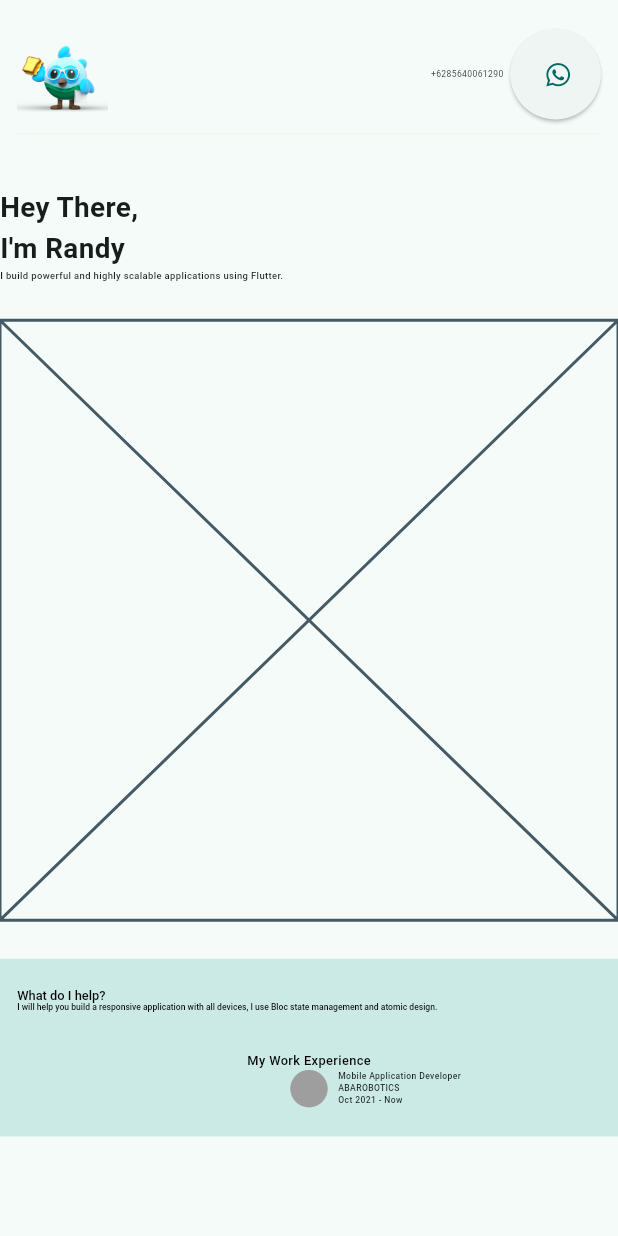
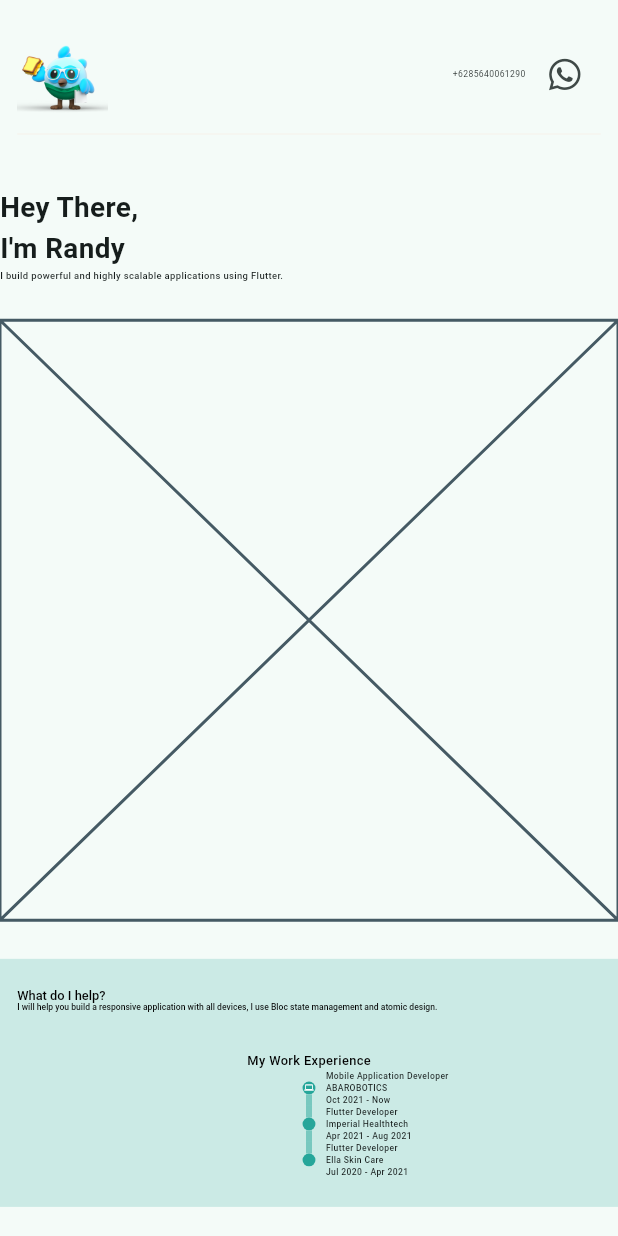
Before and after one commit to randytia29/randy_portofolio, a Flutter app: the screen it shows after launch, on a phone screen of 412 x 824 dp. Run offline on Flutter 3.47's test engine with Material 2 defaults, Android fonts, the phone set to English and light mode, and no system bars; drawn by our look-alikes of timeline_tile; our stand-ins replace flutter_screenutil, font_awesome_flutter, go_router, responsive_builder.

Commit message:
complete experience

```diff
--- a/lib/pages/mobile/pwa_home_page.dart
+++ b/lib/pages/mobile/pwa_home_page.dart
@@ -3,12 +3,12 @@ import 'package:flutter_screenutil/flutter_screenutil.dart';
 import 'package:randy_portofolio/theme_manager/space_manager.dart';
 import 'package:randy_portofolio/widgets/short_desc.dart';
 import 'package:responsive_builder/responsive_builder.dart';
-import 'package:timeline_tile/timeline_tile.dart';
 
 import '../../theme_manager/color_manager.dart';
 import '../../widgets/description.dart';
 import '../../widgets/greetings.dart';
 import '../../widgets/header.dart';
+import '../../widgets/timeline_works_exp.dart';
 import '../../widgets/web_body.dart';
 
 class PwaHomePage extends StatelessWidget {
@@ -39,13 +39,12 @@ class PwaHomePage extends StatelessWidget {
                         // PhotoMe(
                         //   heightPhoto: 450.h,
                         // ),
-                        const Placeholder(),
+                        const Placeholder(), 32.h.spaceY
                       ],
                     );
                   }
                 },
               ),
-              32.h.spaceY,
               Container(
                 color: ColorManager.primary.withOpacity(0.2),
                 width: double.maxFinite,
@@ -65,65 +64,22 @@ class PwaHomePage extends StatelessWidget {
                             fontWeight: FontWeight.w500,
                           ),
                         ),
-                        TimelineTile(
-                          alignment: TimelineAlign.center,
-                          // startChild: Column(
-                          //   crossAxisAlignment: CrossAxisAlignment.start,
-                          //   children: [
-                          //     Text(
-                          //       'Mobile Application Developer',
-                          //       style: TextStyle(
-                          //         fontSize: 20.sp,
-                          //         fontWeight: FontWeight.w500,
-                          //       ),
-                          //     ),
-                          //     Text(
-                          //       'ABAROBOTICS',
-                          //       style: TextStyle(
-                          //         fontSize: 20.sp,
-                          //         fontWeight: FontWeight.w500,
-                          //       ),
-                          //     ),
-                          //     Text(
-                          //       'Oct 2021 - Now',
-                          //       style: TextStyle(
-                          //         fontSize: 20.sp,
-                          //         fontWeight: FontWeight.w500,
-                          //       ),
-                          //     ),
-                          //   ],
-                          // ),
-                          endChild: Padding(
-                            padding: EdgeInsets.only(left: 24.w),
-                            child: Column(
-                              crossAxisAlignment: CrossAxisAlignment.start,
-                              mainAxisSize: MainAxisSize.min,
-                              children: [
-                                Text(
-                                  'Mobile Application Developer',
-                                  style: TextStyle(
-                                    fontSize: 20.sp,
-                                    fontWeight: FontWeight.w500,
-                                  ),
-                                ),
-                                Text(
-                                  'ABAROBOTICS',
-                                  style: TextStyle(
-                                    fontSize: 20.sp,
-                                    fontWeight: FontWeight.w500,
-                                  ),
-                                ),
-                                Text(
-                                  'Oct 2021 - Now',
-                                  style: TextStyle(
-                                    fontSize: 20.sp,
-                                    fontWeight: FontWeight.w500,
-                                  ),
-                                ),
-                              ],
-                            ),
-                          ),
+                        const TimelineWorksExp(
+                          role: 'Mobile Application Developer',
+                          office: 'ABAROBOTICS',
+                          duration: 'Oct 2021 - Now',
                           isFirst: true,
+                        ),
+                        const TimelineWorksExp(
+                          role: 'Flutter Developer',
+                          office: 'Imperial Healthtech',
+                          duration: 'Apr 2021 - Aug 2021',
+                        ),
+                        const TimelineWorksExp(
+                          role: 'Flutter Developer',
+                          office: 'Ella Skin Care',
+                          duration: 'Jul 2020 - Apr 2021',
+                          isLast: true,
                         )
                       ],
                     )
--- a/lib/theme_manager/color_manager.dart
+++ b/lib/theme_manager/color_manager.dart
@@ -8,6 +8,7 @@ class ColorManager {
   static Color hover = HexColor.fromHex('#01579B');
   static Color grey = HexColor.fromHex('#F5F4EF');
   static Color black = HexColor.fromHex('#000000');
+  static Color white = HexColor.fromHex('#FFFFFF');
 }
 
 extension HexColor on Color {
--- a/lib/utils/router.dart
+++ b/lib/utils/router.dart
@@ -7,7 +7,7 @@ class CustomRouter {
   static const aboutPath = '/about';
   static const projectPath = '/project';
 
-  static const pwaPath = '/pwa';
+  static const pwaPath = '/';
 
   static GoRouter router = GoRouter(
     routes: [
--- a/lib/widgets/contact_whatsapp.dart
+++ b/lib/widgets/contact_whatsapp.dart
@@ -23,21 +23,11 @@ class ContactWhatsapp extends StatelessWidget {
             fontSize: 20.sp,
           ),
         ),
-        16.w.spaceX,
-        SizedBox(
-          width: 75.h,
-          height: 75.h,
-          child: ElevatedButton(
-            style: ElevatedButton.styleFrom(
-              shape: RoundedRectangleBorder(
-                borderRadius: BorderRadius.circular(50),
-              ),
-            ),
-            onPressed: () async =>
-                await LaunchURL.openURL('wa.me/$phoneNumber'),
-            child: const FaIcon(FontAwesomeIcons.whatsapp),
-          ),
-        )
+        8.w.spaceX,
+        IconButton(
+          onPressed: () async => await LaunchURL.openURL('wa.me/$phoneNumber'),
+          icon: const FaIcon(FontAwesomeIcons.whatsapp),
+        ),
       ],
     );
   }
--- /dev/null
+++ b/lib/widgets/timeline_works_exp.dart
@@ -0,0 +1,69 @@
+import 'package:flutter/material.dart';
+import 'package:flutter_screenutil/flutter_screenutil.dart';
+import 'package:randy_portofolio/theme_manager/color_manager.dart';
+import 'package:timeline_tile/timeline_tile.dart';
+
+class TimelineWorksExp extends StatelessWidget {
+  const TimelineWorksExp({
+    super.key,
+    required this.role,
+    required this.office,
+    required this.duration,
+    this.isFirst = false,
+    this.isLast = false,
+  });
+
+  final String role;
+  final String office;
+  final String duration;
+  final bool isFirst;
+  final bool isLast;
+
+  @override
+  Widget build(BuildContext context) {
+    return TimelineTile(
+      indicatorStyle: IndicatorStyle(
+        color: ColorManager.primary,
+        iconStyle: isFirst
+            ? IconStyle(iconData: Icons.laptop, color: ColorManager.white)
+            : null,
+        width: 30.w,
+      ),
+      afterLineStyle: LineStyle(color: ColorManager.primary.withOpacity(0.5)),
+      beforeLineStyle: LineStyle(color: ColorManager.primary.withOpacity(0.5)),
+      isFirst: isFirst,
+      isLast: isLast,
+      alignment: TimelineAlign.center,
+      endChild: Padding(
+        padding: EdgeInsets.only(left: 24.w),
+        child: Column(
+          crossAxisAlignment: CrossAxisAlignment.start,
+          mainAxisSize: MainAxisSize.min,
+          children: [
+            Text(
+              role,
+              style: TextStyle(
+                fontSize: 20.sp,
+                fontWeight: FontWeight.w500,
+              ),
+            ),
+            Text(
+              office,
+              style: TextStyle(
+                fontSize: 20.sp,
+                fontWeight: FontWeight.w500,
+              ),
+            ),
+            Text(
+              duration,
+              style: TextStyle(
+                fontSize: 20.sp,
+                fontWeight: FontWeight.w500,
+              ),
+            ),
+          ],
+        ),
+      ),
+    );
+  }
+}
```
